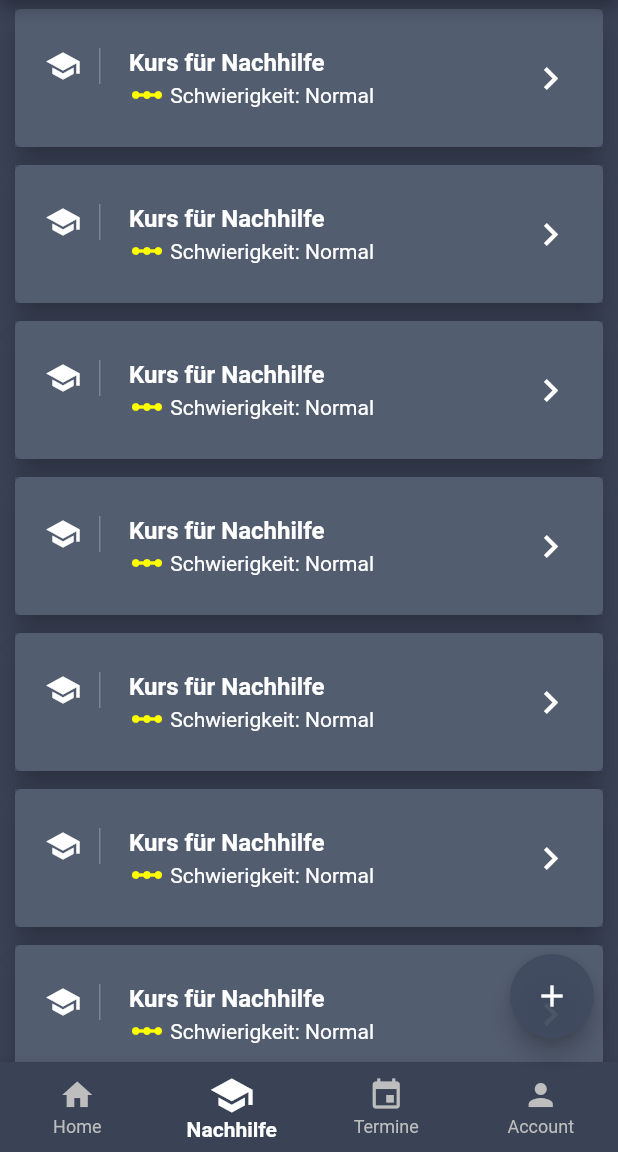
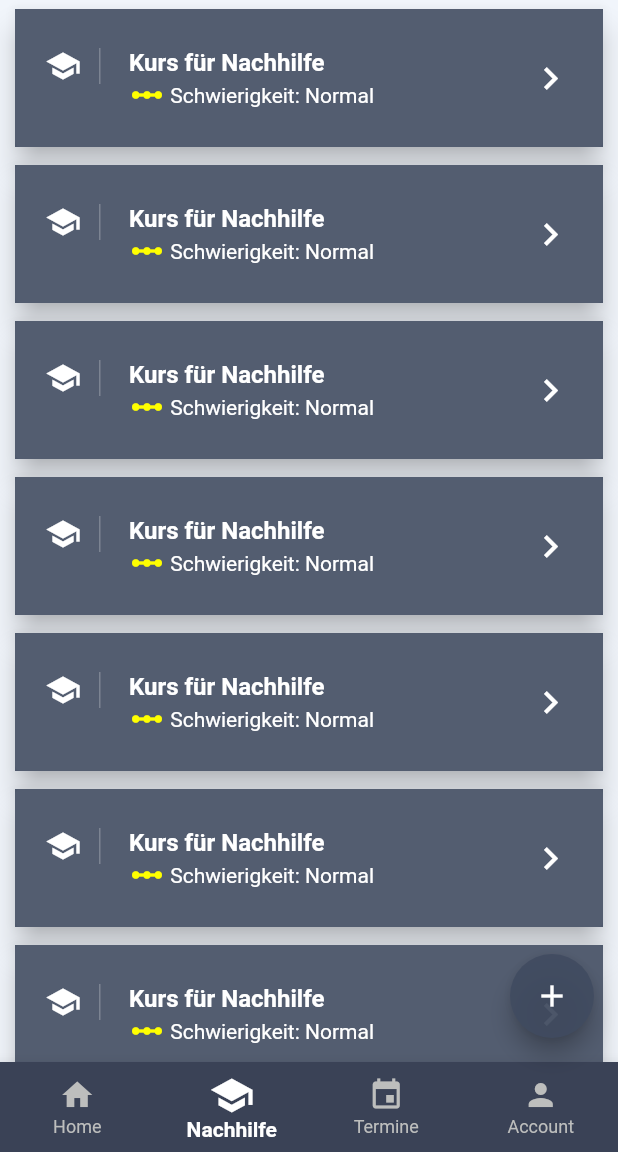
Before and after one commit to crisptells/SEIII_Flutter_App, a Flutter app: the screen it shows after launch, item 2 of the bottom bar chosen, on a phone screen of 412 x 824 dp, the part 84-1236 px from its top. Run offline on Flutter 3.47's test engine with Material 2 defaults, Android fonts, the phone set to English and light mode, and no system bars; our stand-ins replace shared_preferences, table_calendar.

Commit message:
Theme >:)

```diff
--- a/lib/main.dart
+++ b/lib/main.dart
@@ -4,23 +4,57 @@ import 'package:flutter_test_app/home_page.dart';
 import 'package:flutter_test_app/account_page.dart';
 import 'package:flutter_test_app/nachhilfe_page.dart';
 import 'package:flutter_test_app/settings_page.dart';
+import 'package:flutter_test_app/theme.dart';
+import 'package:provider/provider.dart';
 
 import 'learn_flutter_page.dart';
 
 void main() {
-  runApp(const MyApp());
+  runApp(MyApp());
 }
 
-class MyApp extends StatelessWidget {
-  const MyApp({super.key});
+class MyApp extends StatefulWidget {
+  //const MyApp({super.key});
+  @override
+  _MyAppState createState() => _MyAppState();
+}
+
+class _MyAppState extends State<MyApp> {
+  DarkThemeProvider themeChangeProvider = new DarkThemeProvider();
+
+  @override
+  void initState() {
+    super.initState();
+    getCurrentAppTheme();
+  }
+
+  void getCurrentAppTheme() async {
+    themeChangeProvider.darkTheme =
+        await themeChangeProvider.darkThemePreference.getTheme();
+  }
 
   @override
   Widget build(BuildContext context) {
-    return MaterialApp(
+    return ChangeNotifierProvider(
+      create: (_) {
+        return themeChangeProvider;
+      },
+      child: Consumer<DarkThemeProvider>(
+        builder: (BuildContext context, value, child) {
+          return MaterialApp(
+            debugShowCheckedModeBanner: false,
+            theme: Styles.themeData(themeChangeProvider.darkTheme, context),
+            home: const RootPage(),
+          );
+        },
+      ),
+    );
+    /**  return MaterialApp(
       debugShowCheckedModeBanner: false,
-      theme: ThemeData(primarySwatch: Colors.grey),
+      theme: Styles.themeData(themeChangeProvider.darkTheme, context),
       home: const RootPage(),
     );
+    */
   }
 }
 
@@ -51,8 +85,9 @@ class _RootPageState extends State<RootPage> {
 
   @override
   Widget build(BuildContext context) {
+    final themeChange = Provider.of<DarkThemeProvider>(context);
     return Scaffold(
-      backgroundColor: const Color.fromRGBO(58, 66, 86, 1),
+      backgroundColor: Theme.of(context).backgroundColor,
       appBar: AppBar(
         title: const Text(
           'StudyRight',
@@ -141,6 +176,7 @@ class _RootPageState extends State<RootPage> {
           color: Colors.white,
         ),
       ),
+
       bottomNavigationBar: BottomNavigationBar(
         type: BottomNavigationBarType.fixed,
         backgroundColor: const Color.fromRGBO(58, 66, 86, 1),
@@ -214,7 +250,10 @@ class _RootPageState extends State<RootPage> {
               children: const [
                 Text(
                   'Kurs:                                                            ',
-                  style: TextStyle(color: Colors.white, fontSize: 14, fontWeight: FontWeight.bold),
+                  style: TextStyle(
+                      color: Colors.white,
+                      fontSize: 14,
+                      fontWeight: FontWeight.bold),
                 ),
                 SizedBox(
                   height: 20,
@@ -230,7 +269,10 @@ class _RootPageState extends State<RootPage> {
                 ),
                 Text(
                   'Dozent:                                                      ',
-                  style: TextStyle(color: Colors.white, fontSize: 14, fontWeight: FontWeight.bold),
+                  style: TextStyle(
+                      color: Colors.white,
+                      fontSize: 14,
+                      fontWeight: FontWeight.bold),
                   textAlign: TextAlign.left,
                 ),
                 SizedBox(
--- a/lib/services/storage_manager.dart
+++ b/lib/services/storage_manager.dart
@@ -10,7 +10,7 @@ class StorageManager {
     } else if (value is bool) {
       prefs.setBool(key, value);
     } else {
-      print("Invalid Type");
+      //print("Invalid Type");
     }
   }
 
```
Also changed, not shown: lib/home_page.dart (+12 -2 lines), lib/policy_page.dart (+7 -7 lines).
